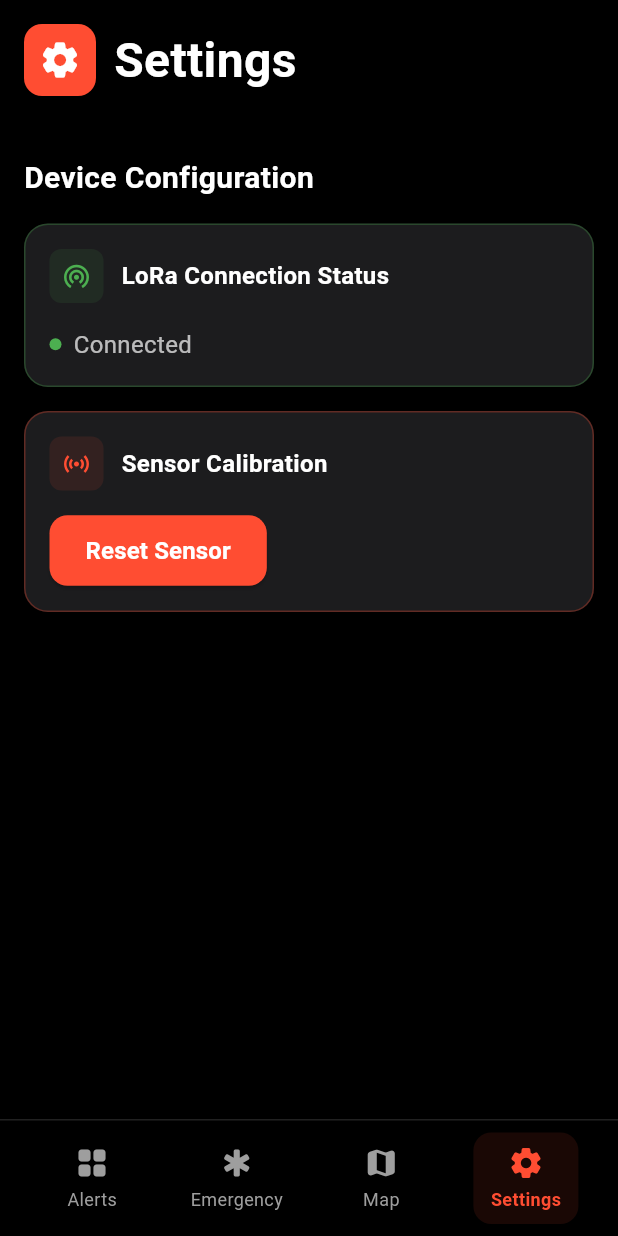
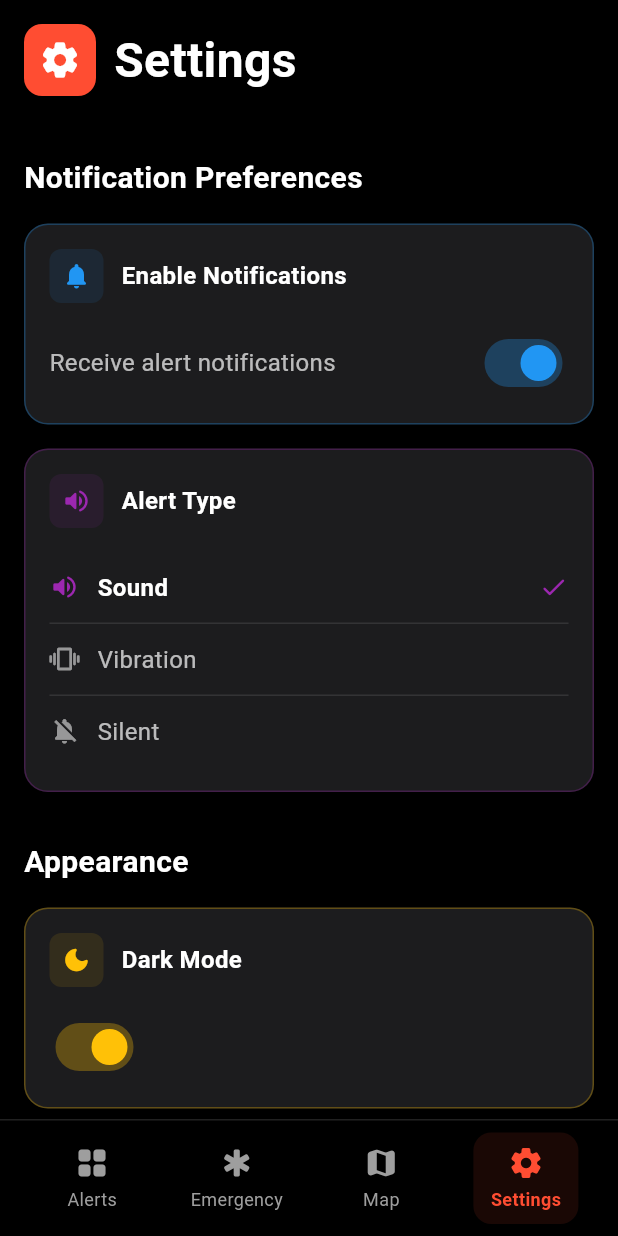
Before and after one commit to HisanaSaji/LoraGuard-, a Flutter app: the screen it shows after launch, item 4 of the bottom bar chosen, on a phone screen of 412 x 824 dp. Run offline on Flutter 3.47's test engine with Material 3 defaults, Android fonts, the light colour scheme and no system bars; our stand-ins replace flutter_bloc, freezed_annotation.

Commit message:
Remove SOS functionality and clean up settings screen

```diff
--- a/lib/features/settings/presentation/screens/settings_screen.dart
+++ b/lib/features/settings/presentation/screens/settings_screen.dart
@@ -1,21 +1,34 @@
 import 'package:flutter/material.dart';
 import 'package:lora2/core/theme/app_theme.dart';
 
-class SettingsScreen extends StatelessWidget {
+class SettingsScreen extends StatefulWidget {
   const SettingsScreen({super.key});
+
+  @override
+  State<SettingsScreen> createState() => _SettingsScreenState();
+}
+
+class _SettingsScreenState extends State<SettingsScreen> {
+  bool _notificationsEnabled = true;
+  String _selectedAlertType = 'Sound';
+  bool _isDarkMode = true;
 
   @override
   Widget build(BuildContext context) {
     return Scaffold(
       backgroundColor: AppTheme.pureBlack,
       body: SafeArea(
+        child: SingleChildScrollView(
           child: Column(
             crossAxisAlignment: CrossAxisAlignment.start,
             children: [
               _buildHeader(),
               const SizedBox(height: 24),
-            _buildDeviceConfiguration(context),
+              _buildNotificationPreferences(),
+              const SizedBox(height: 32),
+              _buildAppearanceSettings(),
             ],
+          ),
         ),
       ),
     );
@@ -53,14 +66,14 @@ class SettingsScreen extends StatelessWidget {
     );
   }
 
-  Widget _buildDeviceConfiguration(BuildContext context) {
+  Widget _buildNotificationPreferences() {
     return Column(
       crossAxisAlignment: CrossAxisAlignment.start,
       children: [
         const Padding(
           padding: EdgeInsets.symmetric(horizontal: 16.0),
           child: Text(
-            'Device Configuration',
+            'Notification Preferences',
             style: TextStyle(
               color: Colors.white,
               fontSize: 20,
@@ -70,52 +83,129 @@ class SettingsScreen extends StatelessWidget {
         ),
         const SizedBox(height: 16),
         _buildSettingCard(
-          title: 'LoRa Connection Status',
-          icon: Icons.wifi_tethering,
-          color: Colors.green,
+          title: 'Enable Notifications',
+          icon: Icons.notifications_rounded,
+          color: Colors.blue,
           child: Row(
+            mainAxisAlignment: MainAxisAlignment.spaceBetween,
             children: [
-              Container(
-                width: 8,
-                height: 8,
-                decoration: const BoxDecoration(
-                  color: Colors.green,
-                  shape: BoxShape.circle,
-                ),
-              ),
-              const SizedBox(width: 8),
               const Text(
-                'Connected',
+                'Receive alert notifications',
                 style: TextStyle(
                   color: Colors.white70,
                   fontSize: 16,
                 ),
+              ),
+              Switch(
+                value: _notificationsEnabled,
+                onChanged: (value) {
+                  setState(() {
+                    _notificationsEnabled = value;
+                  });
+                },
+                activeColor: Colors.blue,
+                activeTrackColor: Colors.blue.withOpacity(0.3),
+                inactiveThumbColor: Colors.grey,
+                inactiveTrackColor: Colors.grey.withOpacity(0.3),
               ),
             ],
           ),
         ),
         const SizedBox(height: 16),
         _buildSettingCard(
-          title: 'Sensor Calibration',
-          icon: Icons.sensors,
-          color: AppTheme.primaryOrange,
-          child: ElevatedButton(
-            onPressed: () => _showResetConfirmation(context),
-            style: ElevatedButton.styleFrom(
-              backgroundColor: AppTheme.primaryOrange,
-              foregroundColor: Colors.white,
-              padding: const EdgeInsets.symmetric(horizontal: 24, vertical: 12),
-              shape: RoundedRectangleBorder(
-                borderRadius: BorderRadius.circular(12),
+          title: 'Alert Type',
+          icon: Icons.volume_up_rounded,
+          color: Colors.purple,
+          child: Column(
+            children: [
+              _buildAlertTypeOption('Sound', Icons.volume_up_rounded),
+              const Divider(color: Colors.white10, height: 1),
+              _buildAlertTypeOption('Vibration', Icons.vibration_rounded),
+              const Divider(color: Colors.white10, height: 1),
+              _buildAlertTypeOption('Silent', Icons.notifications_off_rounded),
+            ],
           ),
         ),
-            child: const Text(
-              'Reset Sensor',
+      ],
+    );
+  }
+
+  Widget _buildAlertTypeOption(String type, IconData icon) {
+    final isSelected = _selectedAlertType == type;
+
+    return InkWell(
+      onTap: () {
+        setState(() {
+          _selectedAlertType = type;
+        });
+      },
+      child: Padding(
+        padding: const EdgeInsets.symmetric(vertical: 12.0),
+        child: Row(
+          children: [
+            Icon(
+              icon,
+              color: isSelected ? Colors.purple : Colors.white54,
+              size: 20,
+            ),
+            const SizedBox(width: 12),
+            Text(
+              type,
               style: TextStyle(
+                color: isSelected ? Colors.white : Colors.white70,
                 fontSize: 16,
-                fontWeight: FontWeight.w600,
+                fontWeight: isSelected ? FontWeight.w600 : FontWeight.normal,
               ),
             ),
+            const Spacer(),
+            if (isSelected)
+              const Icon(
+                Icons.check_rounded,
+                color: Colors.purple,
+                size: 20,
+              ),
+          ],
+        ),
+      ),
+    );
+  }
+
+  Widget _buildAppearanceSettings() {
+    return Column(
+      crossAxisAlignment: CrossAxisAlignment.start,
+      children: [
+        const Padding(
+          padding: EdgeInsets.symmetric(horizontal: 16.0),
+          child: Text(
+            'Appearance',
+            style: TextStyle(
+              color: Colors.white,
+              fontSize: 20,
+              fontWeight: FontWeight.bold,
+            ),
+          ),
+        ),
+        const SizedBox(height: 16),
+        _buildSettingCard(
+          title: 'Dark Mode',
+          icon: _isDarkMode ? Icons.dark_mode_rounded : Icons.light_mode_rounded,
+          color: Colors.amber,
+          child: Row(
+            mainAxisAlignment: MainAxisAlignment.spaceBetween,
+            children: [
+              Switch(
+                value: _isDarkMode,
+                onChanged: (value) {
+                  setState(() {
+                    _isDarkMode = value;
+                  });
+                },
+                activeColor: Colors.amber,
+                activeTrackColor: Colors.amber.withOpacity(0.3),
+                inactiveThumbColor: Colors.grey,
+                inactiveTrackColor: Colors.grey.withOpacity(0.3),
+              ),
+            ],
           ),
         ),
       ],
@@ -173,69 +263,4 @@ class SettingsScreen extends StatelessWidget {
       ),
     );
   }
-
-  Future<void> _showResetConfirmation(BuildContext context) async {
-    return showDialog(
-      context: context,
-      builder: (context) => AlertDialog(
-        backgroundColor: AppTheme.darkGrey,
-        shape: RoundedRectangleBorder(
-          borderRadius: BorderRadius.circular(16),
-        ),
-        title: const Text(
-          'Reset Sensor',
-          style: TextStyle(
-            color: Colors.white,
-            fontSize: 20,
-            fontWeight: FontWeight.bold,
-          ),
-        ),
-        content: const Text(
-          'Are you sure you want to reset the sensor? This will recalibrate all sensors to their default settings.',
-          style: TextStyle(
-            color: Colors.white70,
-            fontSize: 16,
-          ),
-        ),
-        actions: [
-          TextButton(
-            onPressed: () => Navigator.pop(context),
-            child: Text(
-              'Cancel',
-              style: TextStyle(
-                color: Colors.grey[400],
-                fontSize: 16,
-              ),
-            ),
-          ),
-          ElevatedButton(
-            onPressed: () {
-              // TODO: Implement sensor reset
-              Navigator.pop(context);
-              ScaffoldMessenger.of(context).showSnackBar(
-                const SnackBar(
-                  content: Text('Sensor reset initiated'),
-                  backgroundColor: Colors.green,
-                ),
-              );
-            },
-            style: ElevatedButton.styleFrom(
-              backgroundColor: AppTheme.primaryOrange,
-              foregroundColor: Colors.white,
-              shape: RoundedRectangleBorder(
-                borderRadius: BorderRadius.circular(12),
-              ),
-            ),
-            child: const Text(
-              'Reset',
-              style: TextStyle(
-                fontSize: 16,
-                fontWeight: FontWeight.w600,
-              ),
-            ),
-          ),
-        ],
-      ),
-    );
 }
-}
```
Also changed, not shown: lib/features/emergency/presentation/screens/emergency_screen.dart (+0 -19 lines), 1 other file. Lines whose indentation alone changed are shown as unchanged.
